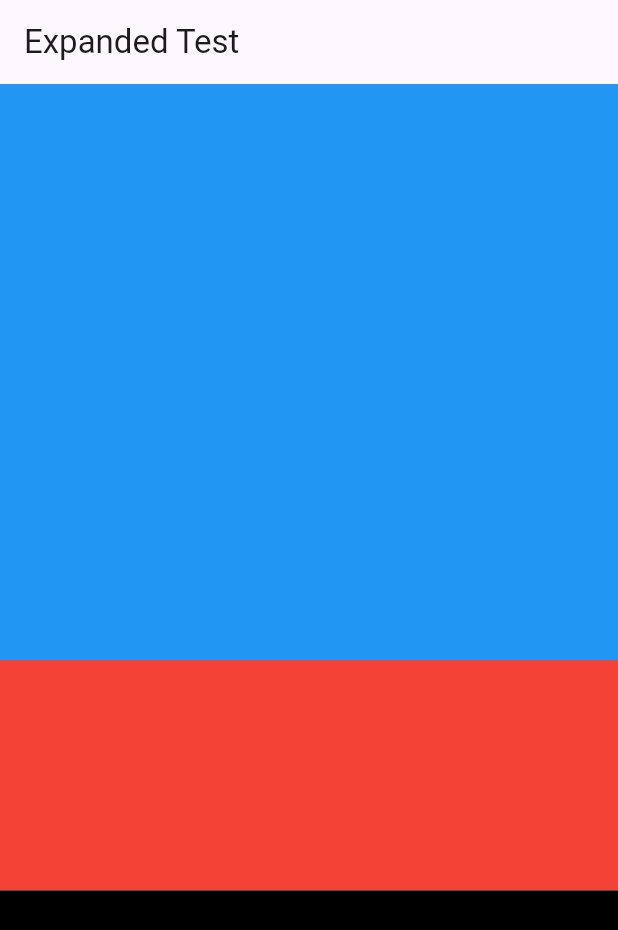
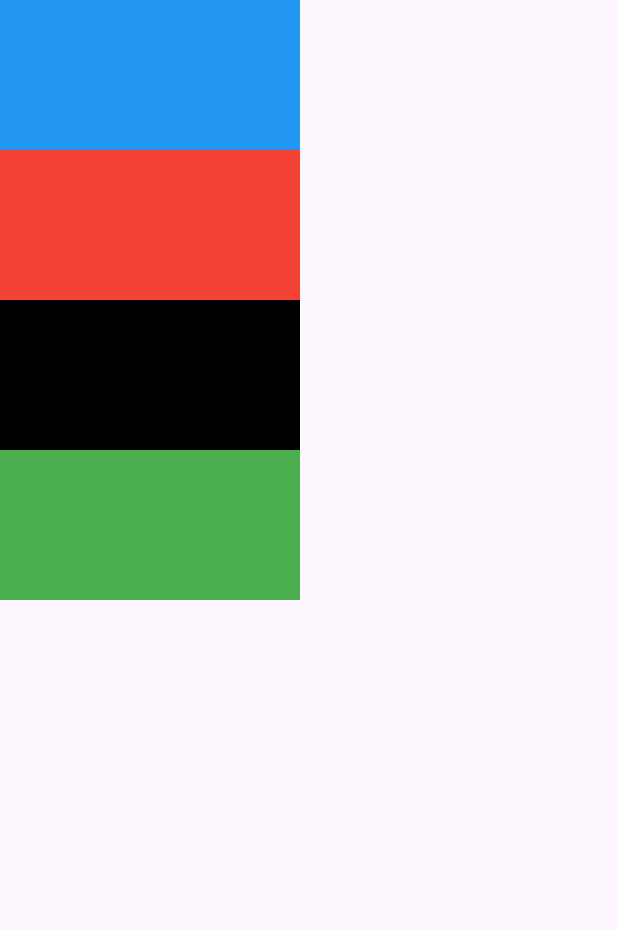
Before and after one commit to OmarGamalDev/responsive_and_adaptive_ui, a Flutter app: the screen it shows after launch, on a phone screen of 412 x 824 dp. Shown: the top 930 px of the screen. Run offline on Flutter 3.47's test engine with Material 3 defaults, Android fonts, the phone set to English and light mode, and no system bars.

Commit message:
FlexibleTest

```diff
--- a/lib/main.dart
+++ b/lib/main.dart
@@ -1,5 +1,5 @@
 import 'package:flutter/material.dart';
-import 'package:responsive_and_adaptive_ui/widgets/expanded_test.dart';
+import 'package:responsive_and_adaptive_ui/widgets/flexible_test.dart';
 
 void main() {
   runApp(const MyApp());
@@ -10,6 +10,6 @@ class MyApp extends StatelessWidget {
 
   @override
   Widget build(BuildContext context) {
-    return MaterialApp(home: ExpandedTest());
+    return MaterialApp(home: FlexibleTest());
   }
 }
--- /dev/null
+++ b/lib/widgets/flexible_test.dart
@@ -0,0 +1,21 @@
+import 'package:flutter/material.dart';
+
+class FlexibleTest extends StatelessWidget {
+  const FlexibleTest({super.key});
+
+  @override
+  Widget build(BuildContext context) {
+    return Scaffold(
+      body: Column(
+        children: [
+          Flexible(
+            child: Container(color: Colors.blue, width: 200, height: 100),
+          ),
+          Container(color: Colors.red, width: 200, height: 100),
+          Container(color: Colors.black, width: 200, height: 100),
+          Container(color: Colors.green, width: 200, height: 100),
+        ],
+      ),
+    );
+  }
+}
```
